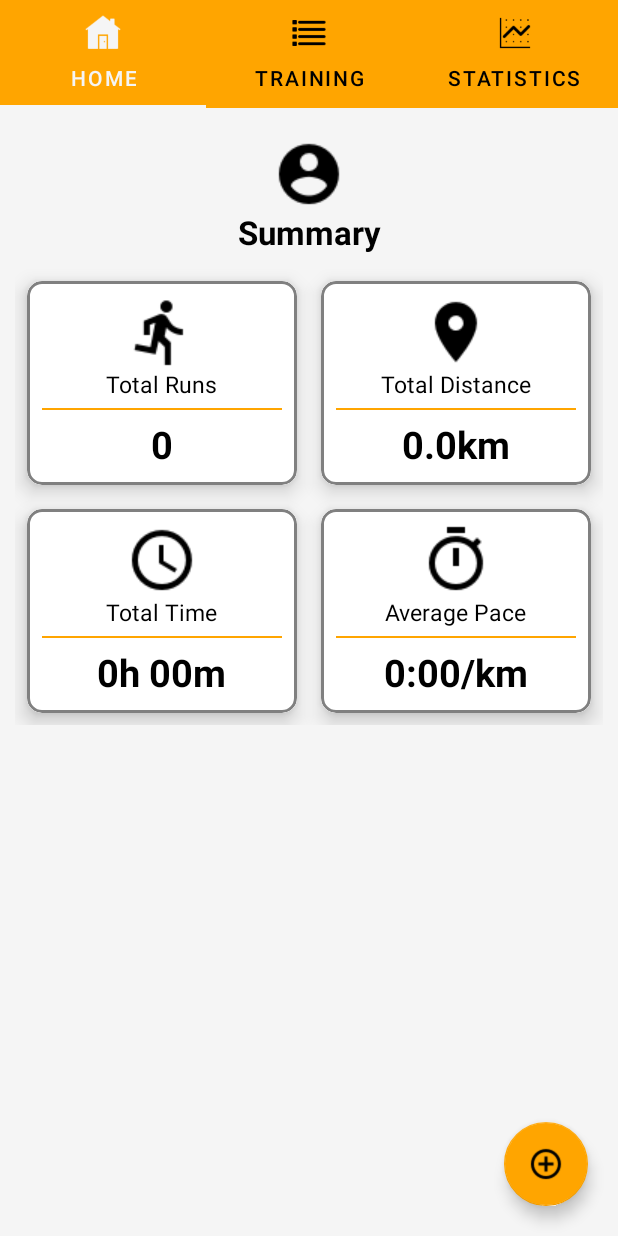
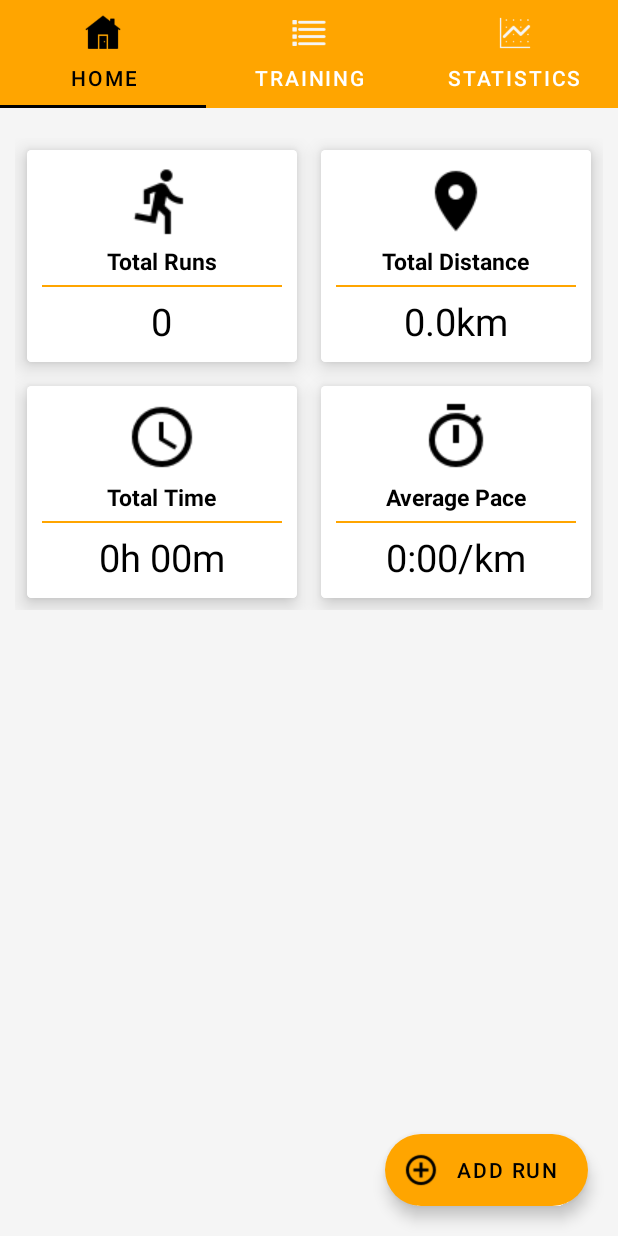
Before and after one commit to dancoghlan/run-tracker-android-app, an Android app: the screen it shows after launch (MainActivity), on a phone screen of 412 x 824 dp. Run offline under Robolectric (Android 15) with nearby library versions, the phone set to English and light mode, and no system bars; libraries missing offline, so code that uses them is left out: org.springframework.http, org.springframework.web; 7 statements that could not run were skipped.

Commit message:
Code updates.

```diff
--- a/app/src/main/java/com/dancoghlan/androidapp/activity/AddRunActivity.java
+++ b/app/src/main/java/com/dancoghlan/androidapp/activity/AddRunActivity.java
@@ -25,7 +25,6 @@ import com.google.android.material.floatingactionbutton.ExtendedFloatingActionBu
 import org.apache.commons.lang3.StringUtils;
 import org.joda.time.Duration;
 import org.joda.time.LocalDate;
-import org.joda.time.format.DateTimeFormat;
 import org.springframework.web.client.ResourceAccessException;
 
 import java.util.Calendar;
@@ -180,7 +179,7 @@ public class AddRunActivity extends AppCompatActivity {
                 .append("/")
                 .append(year)
                 .toString();
-        this.date = LocalDate.parse(dateStr, DateTimeFormat.forPattern("dd/MM/yyyy"));
+        this.date = new LocalDate(year, month, day);
         this.dateView.setText(dateStr);
     }
 
--- a/app/src/main/java/com/dancoghlan/androidapp/activity/MainActivity.java
+++ b/app/src/main/java/com/dancoghlan/androidapp/activity/MainActivity.java
@@ -13,7 +13,7 @@ import com.dancoghlan.androidapp.adapter.MainActivityTabAdapter;
 import com.dancoghlan.androidapp.model.RunContext;
 import com.dancoghlan.androidapp.rest.service.RunRestService;
 import com.dancoghlan.androidapp.rest.service.RunRestServiceImpl;
-import com.google.android.material.floatingactionbutton.FloatingActionButton;
+import com.google.android.material.floatingactionbutton.ExtendedFloatingActionButton;
 import com.google.android.material.tabs.TabLayout;
 
 import org.springframework.web.client.ResourceAccessException;
@@ -39,7 +39,7 @@ public class MainActivity extends AppCompatActivity {
         loadRuns();
 
         // Floating button to create new run
-        FloatingActionButton floatingActionButton = findViewById(R.id.btn_add_new_run);
+        ExtendedFloatingActionButton floatingActionButton = findViewById(R.id.btn_add_new_run);
         floatingActionButton.setOnClickListener(v -> {
             Intent intent = new Intent(this, AddRunActivity.class);
             startActivity(intent);
--- a/app/src/main/java/com/dancoghlan/androidapp/fragment/HomeFragment.java
+++ b/app/src/main/java/com/dancoghlan/androidapp/fragment/HomeFragment.java
@@ -18,7 +18,6 @@ import com.dancoghlan.androidapp.adapter.ViewRunsGridCardRecyclerViewAdapter;
 import com.dancoghlan.androidapp.model.Pace;
 import com.dancoghlan.androidapp.model.RunContext;
 import com.dancoghlan.androidapp.model.Statistic;
-import com.dancoghlan.androidapp.rest.service.RunRestService;
 import com.dancoghlan.androidapp.util.DateUtils;
 
 import org.joda.time.Duration;
@@ -33,7 +32,6 @@ import static com.dancoghlan.androidapp.util.ProjectConstants.RUN_CONTEXTS_KEY;
 
 public class HomeFragment extends Fragment {
     private RecyclerView gridRecyclerView;
-    private RunRestService runRestService;
 
     @Override
     public View onCreateView(LayoutInflater inflater, ViewGroup container, Bundle savedInstanceState) {
@@ -62,7 +60,7 @@ public class HomeFragment extends Fragment {
         // Refresh on up-swipe
         final SwipeRefreshLayout pullToRefresh = view.findViewById(R.id.pull_to_refresh);
         pullToRefresh.setOnRefreshListener(() -> {
-            refreshData(); // your code
+            refreshData();
             pullToRefresh.setRefreshing(false);
         });
     }
--- a/app/src/main/java/com/dancoghlan/androidapp/rest/client/SpringRestClientImpl.java
+++ b/app/src/main/java/com/dancoghlan/androidapp/rest/client/SpringRestClientImpl.java
@@ -24,7 +24,7 @@ public class SpringRestClientImpl implements RestClient {
     public SpringRestClientImpl() {
         this.restTemplate = new RestTemplate(true);
         SimpleClientHttpRequestFactory factory = (SimpleClientHttpRequestFactory) restTemplate.getRequestFactory();
-        int connectionTimeoutSeconds = 10;
+        int connectionTimeoutSeconds = 3;
         factory.setConnectTimeout(connectionTimeoutSeconds * 1000);
         factory.setReadTimeout(connectionTimeoutSeconds * 1000);
         this.uriComponentsBuilder = UriComponentsBuilder.newInstance()
--- a/app/src/main/res/drawable/tab_icon_selector.xml
+++ b/app/src/main/res/drawable/tab_icon_selector.xml
@@ -1,5 +1,5 @@
 <?xml version="1.0" encoding="utf-8"?>
 <selector xmlns:android="http://schemas.android.com/apk/res/android">
-    <item android:color="@color/WhiteSmoke" android:state_selected="true"/>
-    <item android:color="@color/Black"/>
+    <item android:color="@color/Black" android:state_selected="true"/>
+    <item android:color="@color/WhiteSmoke"/>
 </selector>
--- a/app/src/main/res/layout/activity_main.xml
+++ b/app/src/main/res/layout/activity_main.xml
@@ -7,9 +7,9 @@
     <com.google.android.material.tabs.TabLayout
             android:id="@+id/tabLayout"
             app:tabBackground="@color/Orange"
-            app:tabTextColor="@color/Black"
-            app:tabSelectedTextColor="@color/WhiteSmoke"
-            app:tabIndicatorColor="@color/WhiteSmoke"
+            app:tabTextColor="@color/White"
+            app:tabSelectedTextColor="@color/Black"
+            app:tabIndicatorColor="@color/Black"
             app:tabIconTint="@drawable/tab_icon_selector"
             android:layout_width="match_parent"
             android:layout_height="wrap_content"
@@ -41,7 +41,7 @@
             android:layout_height="wrap_content"
             android:layout_below="@id/tabLayout" />
 
-    <com.google.android.material.floatingactionbutton.FloatingActionButton
+    <com.google.android.material.floatingactionbutton.ExtendedFloatingActionButton
             android:id="@+id/btn_add_new_run"
             android:layout_width="wrap_content"
             android:layout_height="wrap_content"
@@ -51,6 +51,7 @@
             android:layout_marginRight="20dp"
             app:backgroundTint="@color/Orange"
             app:fabSize="normal"
-            app:srcCompat="@drawable/add_18dp"/>
+            android:text="Add Run"
+            app:icon="@drawable/add_18dp"/>
 
 </RelativeLayout>
--- a/app/src/main/res/layout/activity_view_run.xml
+++ b/app/src/main/res/layout/activity_view_run.xml
@@ -68,7 +68,7 @@
             android:layout_alignParentBottom="true"
             android:layout_marginRight="20dp"
             android:layout_marginBottom="20dp"
-            app:backgroundTint="@color/White"
+            app:backgroundTint="@color/Orange"
             app:icon="@drawable/bin" />
 
 </RelativeLayout>
--- a/app/src/main/res/layout/cardview_grid_view_runs_item.xml
+++ b/app/src/main/res/layout/cardview_grid_view_runs_item.xml
@@ -5,9 +5,7 @@
         android:layout_width="match_parent"
         android:layout_height="wrap_content"
         android:layout_margin="8dp"
-        app:strokeColor="@color/Gray"
-        app:strokeWidth="2dp"
-        app:cardCornerRadius="10dp"
+        app:cardCornerRadius="3dp"
         app:cardElevation="8dp">
 
     <LinearLayout
@@ -35,8 +33,10 @@
                     android:layout_width="wrap_content"
                     android:layout_height="wrap_content"
                     android:layout_gravity="center_horizontal"
+                    android:layout_marginTop="5dp"
                     android:text="Label"
                     android:textColor="@color/Black"
+                    android:textStyle="bold"
                     android:textSize="15dp" />
 
             <View
@@ -54,8 +54,7 @@
                     android:layout_gravity="center_horizontal"
                     android:text="value"
                     android:textColor="@color/Black"
-                    android:textSize="25dp"
-                    android:textStyle="bold" />
+                    android:textSize="25dp" />
 
         </LinearLayout>
 
--- a/app/src/main/res/layout/fragment_home.xml
+++ b/app/src/main/res/layout/fragment_home.xml
@@ -21,6 +21,7 @@
                 android:layout_width="match_parent"
                 android:layout_height="wrap_content"
                 android:layout_gravity="center_horizontal"
+                android:visibility="gone"
                 android:orientation="vertical">
 
             <ImageView
```
Also changed, not shown: app/src/main/java/com/dancoghlan/androidapp/adapter/ViewRunsCardRecyclerViewAdapter.java (+3 -4 lines), app/src/main/java/com/dancoghlan/androidapp/view/TimePickerWithSeconds.java (deleted, +0 -231 lines), app/src/main/res/layout/cardview_view_runs_item.xml (+3 -9 lines), app/src/main/res/layout/time_picker_dialog_no_seconds.xml (deleted, +0 -13 lines), app/src/main/res/drawable/run_circle_black_24dp.png (added), app/src/main/res/drawable/run_circle_black_48dp.png (added).
